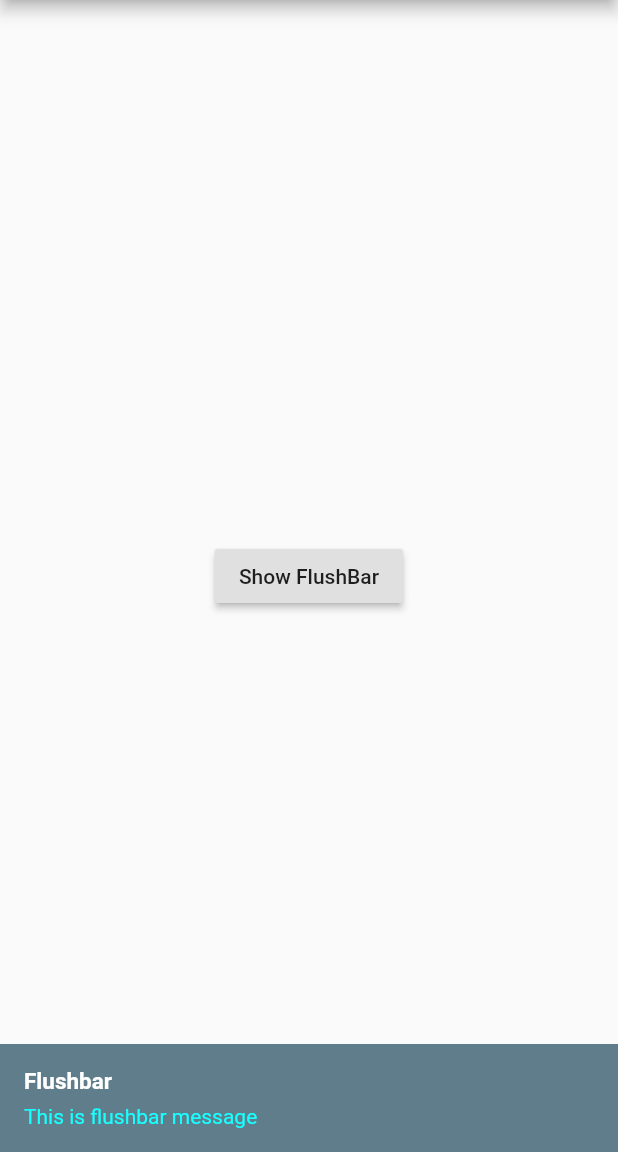
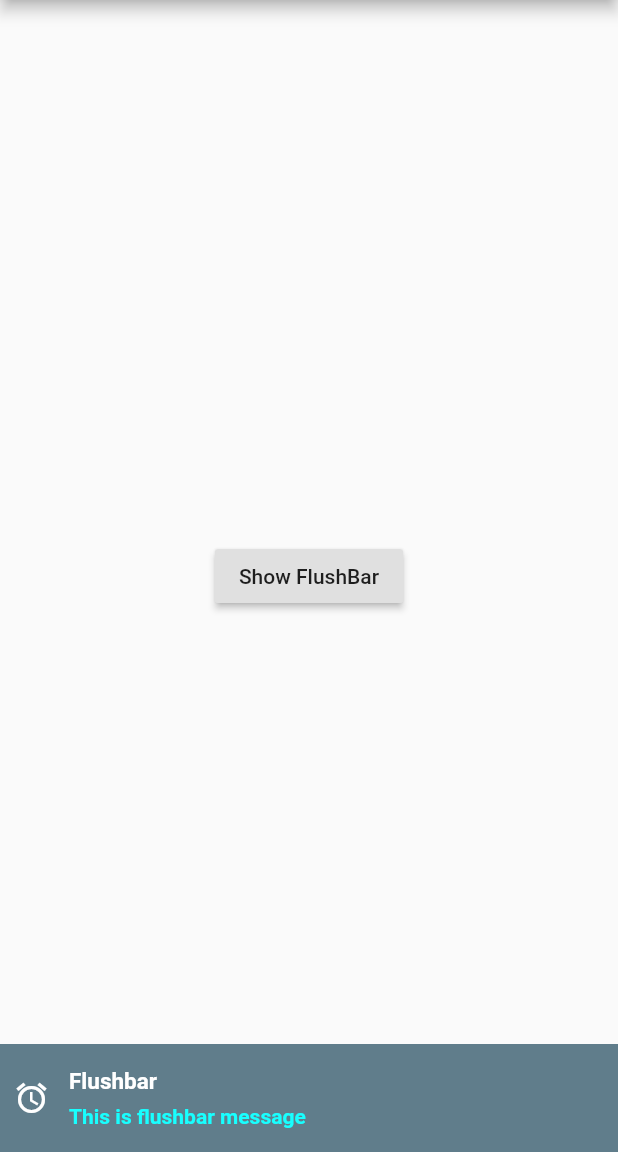
Before and after one commit to aceead/widgetadvanced, a Flutter app: the screen it shows after launch, after a tap on "Show FlushBar", on a phone screen of 412 x 824 dp, the part 84-1236 px from its top. Run offline on Flutter 3.47's test engine with Material 2 defaults, Android fonts, the phone set to English and light mode, and no system bars; our stand-ins replace flushbar, toast.

```diff
--- a/lib/main.dart
+++ b/lib/main.dart
@@ -43,9 +43,14 @@ class _MyHomePageState extends State<MyHomePage> {
           child: Text('Show FlushBar'),
           onPressed: () {
             Flushbar(
+              icon: Icon(Icons.access_alarm, color: Colors.white),
               title: 'Flushbar',
               //message: 'This is flushbar message',
-              messageText: Text('This is flushbar message', style: TextStyle(color: Colors.cyanAccent)),
+              messageText: Text('This is flushbar message',
+                  style: TextStyle(
+                    color: Colors.cyanAccent,
+                    fontWeight: FontWeight.bold,
+                  )),
               backgroundColor: Colors.blueGrey,
             ).show(context);
           },
```
Also changed, not shown: 1 other file.
